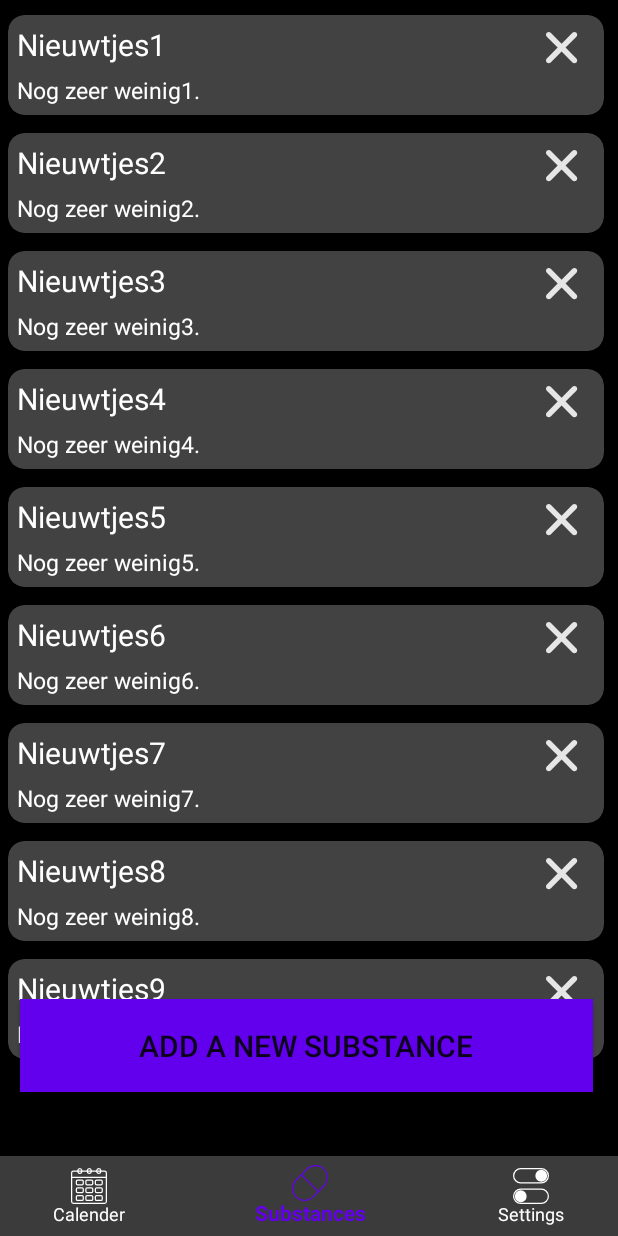
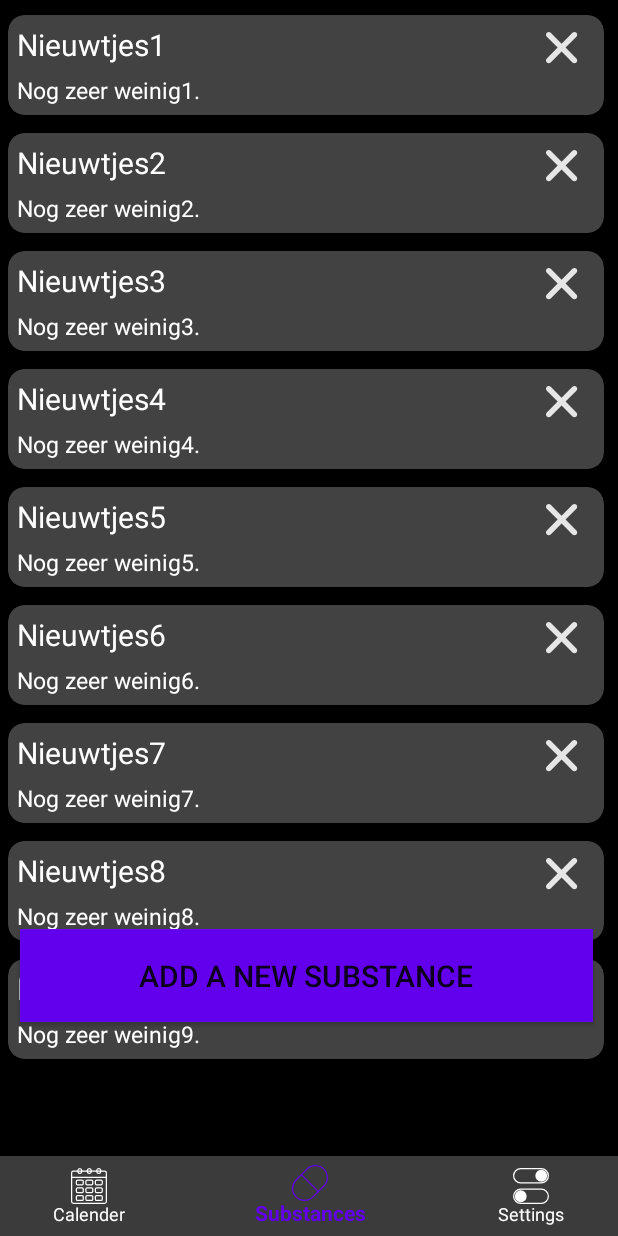
Before and after one commit to cyprazz/MedTracker-frontend, an Android app: the screen it shows after launch (MainActivity), on a phone screen of 412 x 824 dp. Run offline under Robolectric (Android 15) with nearby library versions, the phone set to English and light mode, and no system bars.

Commit message:
Groote fragment aangepast
Het fragment was even groot als het scherm, waardoor je niet naar het laatste kon scrollen. Hij is heeft nu een marge bij de bodem waardoor hij boven de menubalk eindigd.

```diff
--- a/app/src/main/java/com/example/medtracker/Message_adapter.kt
+++ b/app/src/main/java/com/example/medtracker/Message_adapter.kt
@@ -7,9 +7,8 @@ import android.widget.Button
 import androidx.recyclerview.widget.RecyclerView
 import kotlinx.android.synthetic.main.card_view.view.*
 
-class Message_adapter(val arrayList: ArrayList<Message>, val context: Substance) :
-    RecyclerView.Adapter<Message_adapter.ViewHolder>() {
-
+class MessageAdapter(val arrayList: ArrayList<Message>, val context: Substance) :
+    RecyclerView.Adapter<MessageAdapter.ViewHolder>() {
 
 
     class ViewHolder(itemView: View) : RecyclerView.ViewHolder(itemView) {
--- a/app/src/main/java/com/example/medtracker/Substance.kt
+++ b/app/src/main/java/com/example/medtracker/Substance.kt
@@ -10,7 +10,7 @@ import androidx.recyclerview.widget.LinearLayoutManager
 import androidx.recyclerview.widget.RecyclerView
 import kotlinx.android.synthetic.main.card_view.*
 import kotlinx.android.synthetic.main.fragment_substance.*
-import com.example.medtracker.Message_adapter as Message_adapter
+import com.example.medtracker.MessageAdapter as Message_adapter
 
 
 class Substance : Fragment() {
--- a/app/src/main/res/layout/activity_main.xml
+++ b/app/src/main/res/layout/activity_main.xml
@@ -24,9 +24,11 @@
         android:id="@id/container"
         android:layout_width="match_parent"
         android:layout_height="match_parent"
+        android:layout_marginBottom="53dp"
         app:layout_behavior="@string/appbar_scrolling_view_behavior"
+        app:layout_constraintBottom_toTopOf="@id/toolbar"
         app:layout_constraintEnd_toEndOf="parent"
         app:layout_constraintStart_toStartOf="parent"
-    app:layout_constraintTop_toBottomOf="@id/toolbar"/>
+        app:layout_constraintTop_toTopOf="parent" />
 
 </androidx.constraintlayout.widget.ConstraintLayout>
```
Lines whose indentation alone changed are shown as unchanged.
